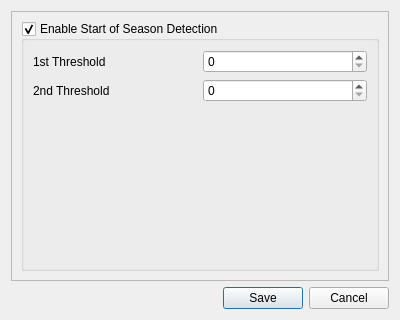
This is ui/rainy_season_detection_dialog.ui in JuanPDiazL/SMPG as Qt 5 draws it before an edit. The edited form follows.
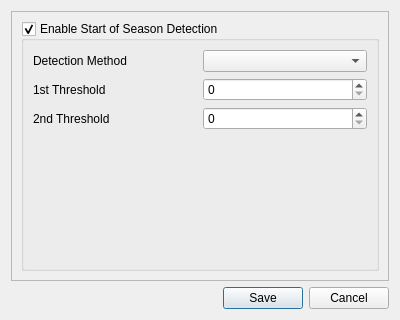
This is the edited form.

Commit message: add support for different SOS methods

Diff of the .ui file:
```diff
--- a/ui/rainy_season_detection_dialog.ui
+++ b/ui/rainy_season_detection_dialog.ui
@@ -45,14 +45,21 @@
          <bool>true</bool>
         </property>
         <layout class="QGridLayout" name="gridLayout_2">
-         <item row="1" column="1">
+         <item row="1" column="0">
+          <widget class="QLabel" name="label_2">
+           <property name="text">
+            <string>1st Threshold</string>
+           </property>
+          </widget>
+         </item>
+         <item row="2" column="1">
           <widget class="QSpinBox" name="sos2ndThresholdSpinBox">
            <property name="maximum">
             <number>999999999</number>
            </property>
           </widget>
          </item>
-         <item row="2" column="0" colspan="2">
+         <item row="3" column="0" colspan="2">
           <spacer name="verticalSpacer">
            <property name="orientation">
             <enum>Qt::Vertical</enum>
@@ -65,21 +72,14 @@
            </property>
           </spacer>
          </item>
-         <item row="0" column="0">
-          <widget class="QLabel" name="label_2">
-           <property name="text">
-            <string>1st Threshold</string>
-           </property>
-          </widget>
-         </item>
-         <item row="1" column="0">
+         <item row="2" column="0">
           <widget class="QLabel" name="label_3">
            <property name="text">
             <string>2nd Threshold</string>
            </property>
           </widget>
          </item>
-         <item row="0" column="1">
+         <item row="1" column="1">
           <widget class="QSpinBox" name="sos1stThresholdSpinBox">
            <property name="minimum">
             <number>0</number>
@@ -89,6 +89,16 @@
            </property>
           </widget>
          </item>
+         <item row="0" column="1">
+          <widget class="QComboBox" name="sosDetectionMethodComboBox"/>
+         </item>
+         <item row="0" column="0">
+          <widget class="QLabel" name="label">
+           <property name="text">
+            <string>Detection Method</string>
+           </property>
+          </widget>
+         </item>
         </layout>
        </widget>
       </item>
```
The commit also changes 4 other files.
